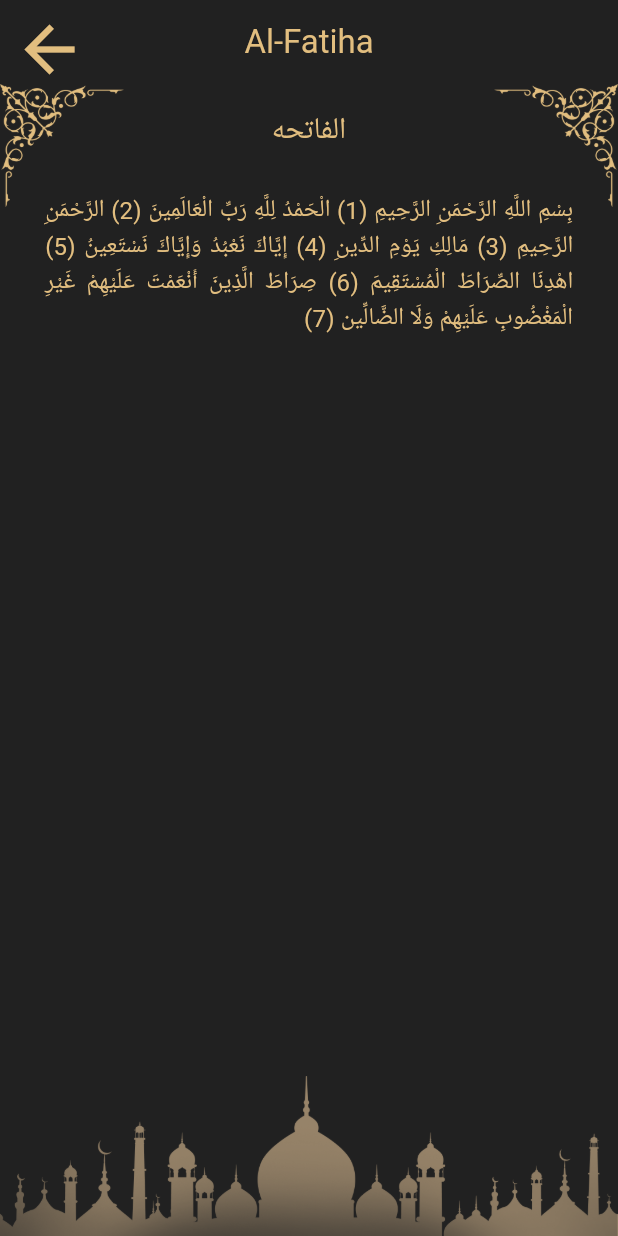
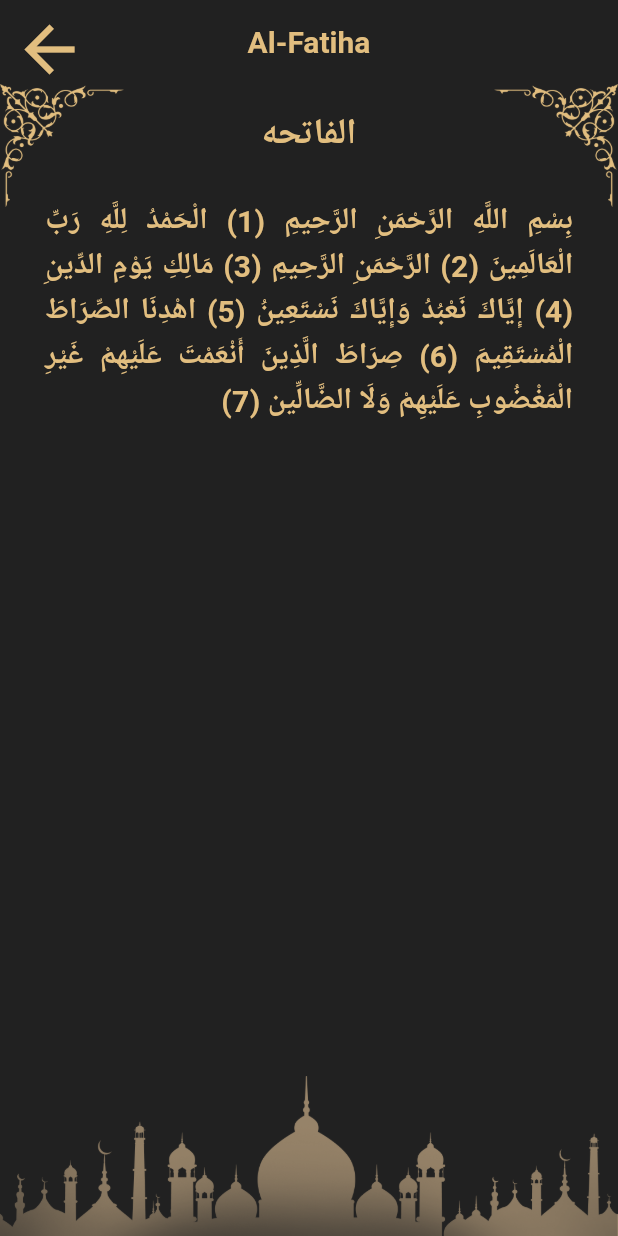
Before and after one commit to msalahzaki/islamy, a Flutter app: the screen it shows after launch, after a tap on an icon or button, on a phone screen of 412 x 824 dp. Run offline on Flutter 3.47's test engine with Material 3 defaults, Android fonts, the phone set to English and light mode, and no system bars; our stand-ins replace audioplayers, carousel_slider, google_fonts, introduction_screen, shared_preferences; network calls fail.

Commit message:
Used Google Fonts and App Style and App assests .

```diff
--- /dev/null
+++ b/lib/core/utils/app_assets.dart
@@ -0,0 +1,16 @@
+class AppAssets {
+  static String Logo = "assets/images/Logo.png";
+  static String HadithBG = "assets/images/HadithBG.png";
+  static String QuranBG = "assets/images/QuranBG.png";
+  static String RadioBG = "assets/images/RadioBG.png";
+  static String SebhaBG = "assets/images/SebhaBG.png";
+  static String TimeBG = "assets/images/TimeBG.png";
+  static String Time_Widget_BG = "assets/images/Time_Widget_BG.png";
+  static String SoundWave = "assets/images/SoundWave.png";
+  static String Sura_image = "assets/images/Sura_image.png";
+  static String left = "assets/images/SuraScreen/left.png";
+  static String Right = "assets/images/SuraScreen/Right.png";
+  static String tail = "assets/images/SuraScreen/tail.png";
+
+  static String Sebha = "assets/images/Sebha.png";
+}
--- a/lib/core/utils/app_color.dart
+++ b/lib/core/utils/app_color.dart
@@ -4,6 +4,8 @@ class AppColor {
   static const Color primarycolor = Color(0xffE2BE7F);
   static const Color black = Color(0xff212121);
   static const Color semiblack = Color(0x99212121);
+  static const Color semiprimary = Color(0xB5202020);
   static const Color white = Color(0xffffffff);
   static const Color transpernt = Colors.transparent;
+  static const Color gold = Color(0xffFEFFE8);
 }
--- /dev/null
+++ b/lib/core/utils/app_styles.dart
@@ -0,0 +1,30 @@
+import 'package:flutter/material.dart';
+import 'package:google_fonts/google_fonts.dart';
+import 'package:islamy/core/utils/app_color.dart';
+
+class AppStyles {
+  static TextStyle bold16gold = GoogleFonts.aBeeZee(
+      fontSize: 16, fontWeight: FontWeight.w700, color: AppColor.gold);
+  static TextStyle bold24black = GoogleFonts.aBeeZee(
+      fontSize: 24, fontWeight: FontWeight.w700, color: AppColor.black);
+  static TextStyle bold14black = GoogleFonts.aBeeZee(
+      fontSize: 14, fontWeight: FontWeight.w700, color: AppColor.black);
+  static TextStyle bold16black = GoogleFonts.aBeeZee(
+      fontSize: 16, fontWeight: FontWeight.w700, color: AppColor.black);
+  static TextStyle bold20black = GoogleFonts.aBeeZee(
+      fontSize: 20, fontWeight: FontWeight.w700, color: AppColor.black);
+  static TextStyle bold20white = GoogleFonts.aBeeZee(
+      fontSize: 20, fontWeight: FontWeight.w700, color: AppColor.white);
+  static TextStyle bold36white = GoogleFonts.aBeeZee(
+      fontSize: 36, fontWeight: FontWeight.w700, color: AppColor.white);
+  static TextStyle bold14white = GoogleFonts.aBeeZee(
+      fontSize: 14, fontWeight: FontWeight.w700, color: AppColor.white);
+  static TextStyle bold16white = GoogleFonts.aBeeZee(
+      fontSize: 16, fontWeight: FontWeight.w700, color: AppColor.white);
+  static TextStyle bold24primary = GoogleFonts.aBeeZee(
+      fontSize: 24, fontWeight: FontWeight.w700, color: AppColor.primarycolor);
+  static TextStyle bold20primary = GoogleFonts.aBeeZee(
+      fontSize: 20, fontWeight: FontWeight.w700, color: AppColor.primarycolor);
+  static TextStyle bold20semiprimary = GoogleFonts.aBeeZee(
+      fontSize: 20, fontWeight: FontWeight.w700, color: AppColor.semiprimary);
+}
--- a/lib/home/tabs/quran/quran_screen.dart
+++ b/lib/home/tabs/quran/quran_screen.dart
@@ -1,9 +1,11 @@
 import 'package:flutter/material.dart';
+import 'package:islamy/core/utils/app_styles.dart';
 import 'package:islamy/home/tabs/quran/widgets/recent_suras.dart';
 import 'package:islamy/home/tabs/quran/widgets/sura_list_tile.dart';
 import 'package:islamy/model/sura_model.dart';
 import 'package:shared_preferences/shared_preferences.dart';
 
+import '../../../core/utils/app_assets.dart';
 import '../../../core/utils/app_color.dart';
 
 class QuranScreen extends StatefulWidget {
@@ -29,15 +31,15 @@ class _QuranScreenState extends State<QuranScreen> {
     getRecentindex();
     return Container(
         padding: const EdgeInsets.all(10),
-        decoration: const BoxDecoration(
+        decoration: BoxDecoration(
           image: DecorationImage(
-              image: AssetImage('assets/images/QuranBG.png'), // Your image file
+              image: AssetImage(AppAssets.QuranBG), // Your image file
               fit: BoxFit.cover),
         ),
         child: Column(
           crossAxisAlignment: CrossAxisAlignment.start,
           children: [
-            Center(child: Image.asset("assets/images/Logo.png")),
+            Center(child: Image.asset(AppAssets.Logo)),
             TextField(
               onChanged: (value) {
                 keyword = value;
@@ -51,6 +53,7 @@ class _QuranScreenState extends State<QuranScreen> {
                   color: AppColor.primarycolor,
                 ),
                 hintText: "Sura Name",
+                hintStyle: AppStyles.bold16gold,
                 enabledBorder: OutlineInputBorder(
                     borderRadius: BorderRadius.circular(10),
                     borderSide: const BorderSide(
@@ -64,7 +67,7 @@ class _QuranScreenState extends State<QuranScreen> {
             const SizedBox(
               height: 20,
             ),
-            if (show) const Text("Most Recent"),
+            if (show) Text("Most Recent", style: AppStyles.bold16gold),
             const SizedBox(
               height: 10,
             ),
@@ -73,7 +76,7 @@ class _QuranScreenState extends State<QuranScreen> {
                 last_index: this.last_index,
                 prelast_index: this.prelast_index),
             const SizedBox(height: 10),
-            if (show) const Text("Suras List"),
+            if (show) Text("Suras List", style: AppStyles.bold16gold),
             if (show) const SizedBox(height: 15),
             Expanded(
                 child: ListView.builder(
--- a/lib/home/tabs/quran/sura_screen.dart
+++ b/lib/home/tabs/quran/sura_screen.dart
@@ -1,7 +1,10 @@
 import 'package:flutter/material.dart';
 import 'package:flutter/services.dart';
 import 'package:islamy/core/utils/app_color.dart';
+import 'package:islamy/core/utils/app_styles.dart';
 import 'package:shared_preferences/shared_preferences.dart';
+
+import '../../../core/utils/app_assets.dart';
 
 class SuraScreen extends StatefulWidget {
   const SuraScreen(
@@ -40,6 +43,7 @@ class _SuraScreenState extends State<SuraScreen> {
       appBar: AppBar(
         title: Text(
           widget.englishTitle,
+          style: AppStyles.bold20primary,
         ),
       ),
       body: Stack(
@@ -47,11 +51,11 @@ class _SuraScreenState extends State<SuraScreen> {
         children: [
           Align(
               alignment: Alignment.bottomCenter,
-              child: Image.asset("assets/images/SuraScreen/tail.png")),
+              child: Image.asset(AppAssets.tail)),
           Align(
             alignment: Alignment.topRight,
             child: ImageIcon(
-              const AssetImage("assets/images/SuraScreen/Right.png"),
+              AssetImage(AppAssets.Right),
               size: size.width * 0.2,
               color: AppColor.primarycolor,
             ),
@@ -59,7 +63,7 @@ class _SuraScreenState extends State<SuraScreen> {
           Align(
             alignment: Alignment.topLeft,
             child: ImageIcon(
-              const AssetImage("assets/images/SuraScreen/left.png"),
+              AssetImage(AppAssets.left),
               size: size.width * 0.2,
               color: AppColor.primarycolor,
             ),
@@ -71,8 +75,7 @@ class _SuraScreenState extends State<SuraScreen> {
               ),
               Text(
                 widget.arabicTitle,
-                style:
-                    const TextStyle(color: AppColor.primarycolor, fontSize: 20),
+                style: AppStyles.bold24primary,
               ),
               SizedBox(
                 height: size.height * .02,
@@ -86,8 +89,7 @@ class _SuraScreenState extends State<SuraScreen> {
                             child: Text(
                                 textAlign: TextAlign.justify,
                                 textDirection: TextDirection.rtl,
-                                style: const TextStyle(
-                                    color: AppColor.primarycolor, fontSize: 16),
+                                style: AppStyles.bold20primary,
                                 content)),
                       )
                     : const Center(
--- a/lib/home/tabs/quran/widgets/recent_suras.dart
+++ b/lib/home/tabs/quran/widgets/recent_suras.dart
@@ -1,6 +1,8 @@
 import 'package:flutter/material.dart';
+import 'package:islamy/core/utils/app_styles.dart';
 import 'package:islamy/model/sura_model.dart';
 
+import '../../../../core/utils/app_assets.dart';
 import '../../../../core/utils/app_color.dart';
 import '../sura_screen.dart';
 
@@ -65,15 +67,13 @@ class _RecentSurasState extends State<RecentSuras> {
                       children: [
                         Text(
                           englishName,
-                          style: const TextStyle(color: AppColor.black),
+                          style: AppStyles.bold24black,
                         ),
-                        Text(arabicName,
-                            style: const TextStyle(color: AppColor.black)),
-                        Text(versesNum,
-                            style: const TextStyle(color: AppColor.black)),
+                        Text(arabicName, style: AppStyles.bold24black),
+                        Text('$versesNum Verses', style: AppStyles.bold14black),
                       ],
                     ),
-                    Image.asset("assets/images/Sura_image.png")
+                    Image.asset(AppAssets.Sura_image)
                   ],
                 ),
               ),
@@ -91,15 +91,13 @@ class _RecentSurasState extends State<RecentSuras> {
                     children: [
                       Text(
                         englishName2,
-                        style: const TextStyle(color: AppColor.black),
+                        style: AppStyles.bold24black,
                       ),
-                      Text(arabicName2,
-                          style: const TextStyle(color: AppColor.black)),
-                      Text(versesNum2,
-                          style: const TextStyle(color: AppColor.black)),
+                      Text(arabicName2, style: AppStyles.bold24black),
+                      Text('$versesNum2 Verses', style: AppStyles.bold14black),
                     ],
                   ),
-                  Image.asset("assets/images/Sura_image.png")
+                  Image.asset(AppAssets.Sura_image)
                 ],
               ),
             )
--- a/lib/home/tabs/quran/widgets/sura_list_tile.dart
+++ b/lib/home/tabs/quran/widgets/sura_list_tile.dart
@@ -1,4 +1,5 @@
 import 'package:flutter/material.dart';
+import 'package:islamy/core/utils/app_styles.dart';
 import 'package:islamy/model/sura_model.dart';
 
 import '../sura_screen.dart';
@@ -32,17 +33,24 @@ class SuraListTile extends StatelessWidget {
       leading: Stack(alignment: Alignment.center, children: [
         Image.asset(
           "assets/icons/Surra_num.png",
-          height: 40,
+          height: 52,
         ),
-        Text("${sura.num}")
+        Text(
+          "${sura.num}",
+          style: AppStyles.bold20white.copyWith(fontSize: 16),
+        )
       ]),
       title: Text(
         sura.englishName,
-        style: const TextStyle(fontSize: 20),
+        style: AppStyles.bold20white,
       ),
       subtitle: Text("${sura.VersesNums} Verses",
-          style: const TextStyle(fontSize: 14)),
-      trailing: Text(sura.arabicName, style: const TextStyle(fontSize: 20)),
+        style: AppStyles.bold14white,
+      ),
+      trailing: Text(
+        sura.arabicName,
+        style: AppStyles.bold20white,
+      ),
     );
   }
 }
--- a/pubspec.yaml
+++ b/pubspec.yaml
@@ -41,6 +41,7 @@ dependencies:
   audioplayers: ^6.1.0
   http: ^1.2.2
   shared_preferences: ^2.3.3
+  google_fonts: ^6.2.1
 
 
 dev_dependencies:
```
Also changed, not shown: lib/home/tabs/hadith/hadith_details.dart (+7 -7 lines), lib/home/tabs/hadith/hadith_screen.dart (+10 -16 lines), lib/home/tabs/radio/radio_screen.dart (+4 -4 lines), lib/home/tabs/radio/widget/channel_card.dart (+4 -7 lines), lib/home/tabs/sebha/sebha_screen.dart (+19 -11 lines), lib/home/tabs/time/time_screen.dart (+27 -23 lines), pubspec.lock.
